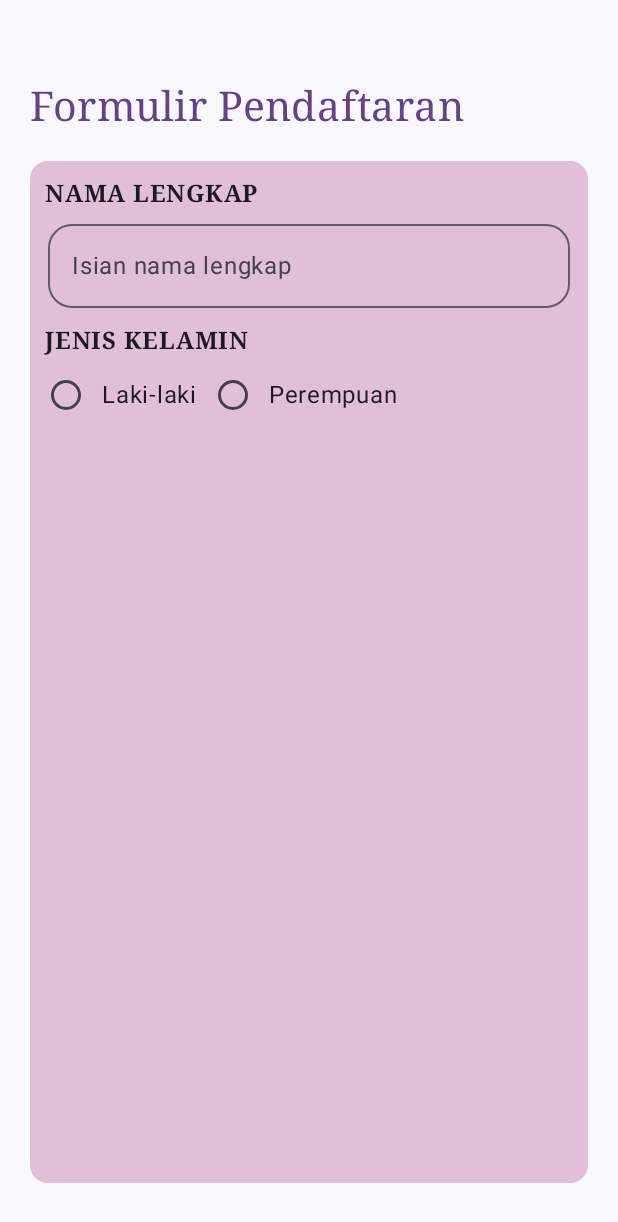
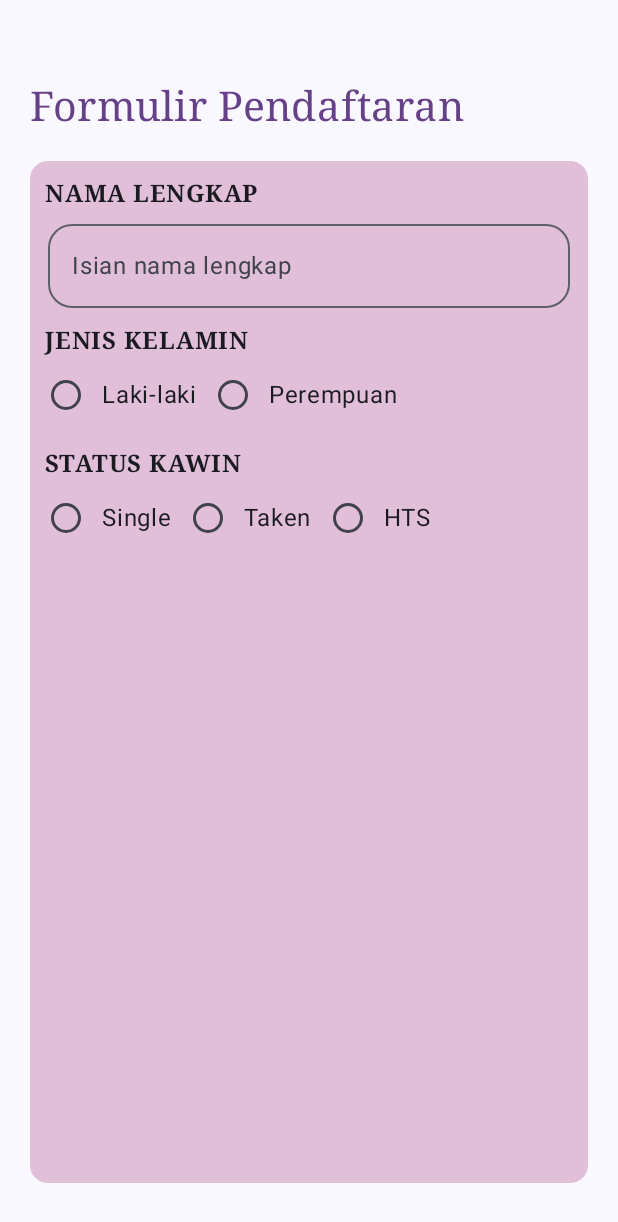
Before and after one commit to sabilafirdias/QuestNavigasTugas_192, an Android app built with Jetpack Compose: the composable FormDaftar shown on its own in the app's theme, on a phone screen of 412 x 824 dp. Shown: the top 1222 px of the screen. Run offline under Robolectric (Android 15) with nearby library versions, the phone set to English and light mode, and no system bars.

Commit message:
membuat label dan pilihan formulir status kawin

```diff
--- a/app/src/main/java/com/example/tugas6/view/FormulirDaftar.kt
+++ b/app/src/main/java/com/example/tugas6/view/FormulirDaftar.kt
@@ -107,6 +107,28 @@ fun FormDaftar(onBeranda: () -> Unit, modifier: Modifier = Modifier) {
                 }
             }
 
+            Text(modifier = Modifier
+                .padding(start = 10.dp, top = 10.dp),
+                text = "STATUS KAWIN",
+                fontFamily = FontFamily.Serif,
+                fontWeight = FontWeight.Bold
+            )
+            Row {
+                kawin.forEach { item ->
+                    Row(modifier = Modifier.selectable(
+                        selected = textStatus == item,
+                        onClick = { textStatus = item }
+                    ), verticalAlignment = Alignment.CenterVertically) {
+                        RadioButton(
+                            selected = textStatus == item,
+                            onClick = {
+                                textStatus = item
+                            })
+                        Text(item)
+                    }
+                }
+            }
+
 
         }
     }
```
